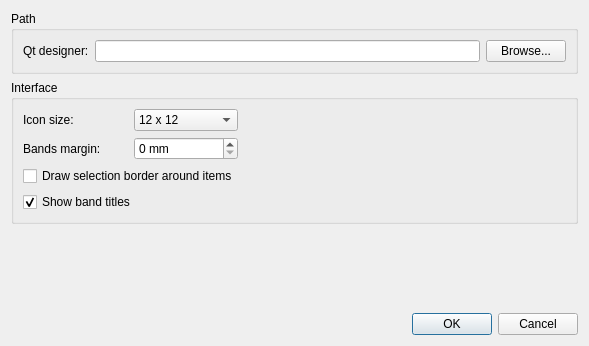
shujaatak/exaro, file apps/designer/optionsdialog.ui: the form before one commit.
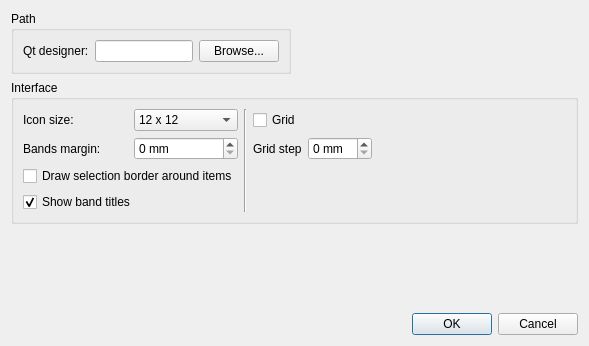
The form after the commit.

Commit message: grid implemented for moving and resizing

```diff
--- a/apps/designer/optionsdialog.ui
+++ b/apps/designer/optionsdialog.ui
@@ -13,8 +13,8 @@
   <property name="windowTitle">
    <string>Options</string>
   </property>
-  <layout class="QVBoxLayout" name="verticalLayout">
-   <item>
+  <layout class="QGridLayout" name="gridLayout_2">
+   <item row="0" column="0">
     <widget class="QGroupBox" name="groupBox_2">
      <property name="title">
       <string>Path</string>
@@ -40,7 +40,7 @@
      </layout>
     </widget>
    </item>
-   <item>
+   <item row="1" column="0" colspan="2">
     <widget class="QGroupBox" name="groupBox">
      <property name="title">
       <string>Interface</string>
@@ -82,6 +82,20 @@
         </item>
        </widget>
       </item>
+      <item row="0" column="2" rowspan="4">
+       <widget class="Line" name="line">
+        <property name="orientation">
+         <enum>Qt::Vertical</enum>
+        </property>
+       </widget>
+      </item>
+      <item row="0" column="3" colspan="2">
+       <widget class="QCheckBox" name="cbGrid">
+        <property name="text">
+         <string>Grid</string>
+        </property>
+       </widget>
+      </item>
       <item row="1" column="0">
        <widget class="QLabel" name="label">
         <property name="text">
@@ -99,18 +113,19 @@
         </property>
        </widget>
       </item>
-      <item row="1" column="2">
-       <spacer name="horizontalSpacer">
-        <property name="orientation">
-         <enum>Qt::Horizontal</enum>
+      <item row="1" column="3">
+       <widget class="QLabel" name="label_4">
+        <property name="text">
+         <string>Grid step</string>
         </property>
-        <property name="sizeHint" stdset="0">
-         <size>
-          <width>317</width>
-          <height>20</height>
-         </size>
+       </widget>
+      </item>
+      <item row="1" column="4">
+       <widget class="QSpinBox" name="sbGridStep">
+        <property name="suffix">
+         <string> mm</string>
         </property>
-       </spacer>
+       </widget>
       </item>
       <item row="2" column="0" colspan="2">
        <widget class="QCheckBox" name="drawSelection">
@@ -141,10 +156,23 @@
         </property>
        </widget>
       </item>
+      <item row="1" column="5">
+       <spacer name="horizontalSpacer">
+        <property name="orientation">
+         <enum>Qt::Horizontal</enum>
+        </property>
+        <property name="sizeHint" stdset="0">
+         <size>
+          <width>317</width>
+          <height>20</height>
+         </size>
+        </property>
+       </spacer>
+      </item>
      </layout>
     </widget>
    </item>
-   <item>
+   <item row="2" column="0">
     <spacer name="verticalSpacer">
      <property name="orientation">
       <enum>Qt::Vertical</enum>
@@ -157,7 +185,7 @@
      </property>
     </spacer>
    </item>
-   <item>
+   <item row="3" column="1">
     <widget class="QDialogButtonBox" name="buttonBox">
      <property name="orientation">
       <enum>Qt::Horizontal</enum>
```
The commit also changes 19 other files.
